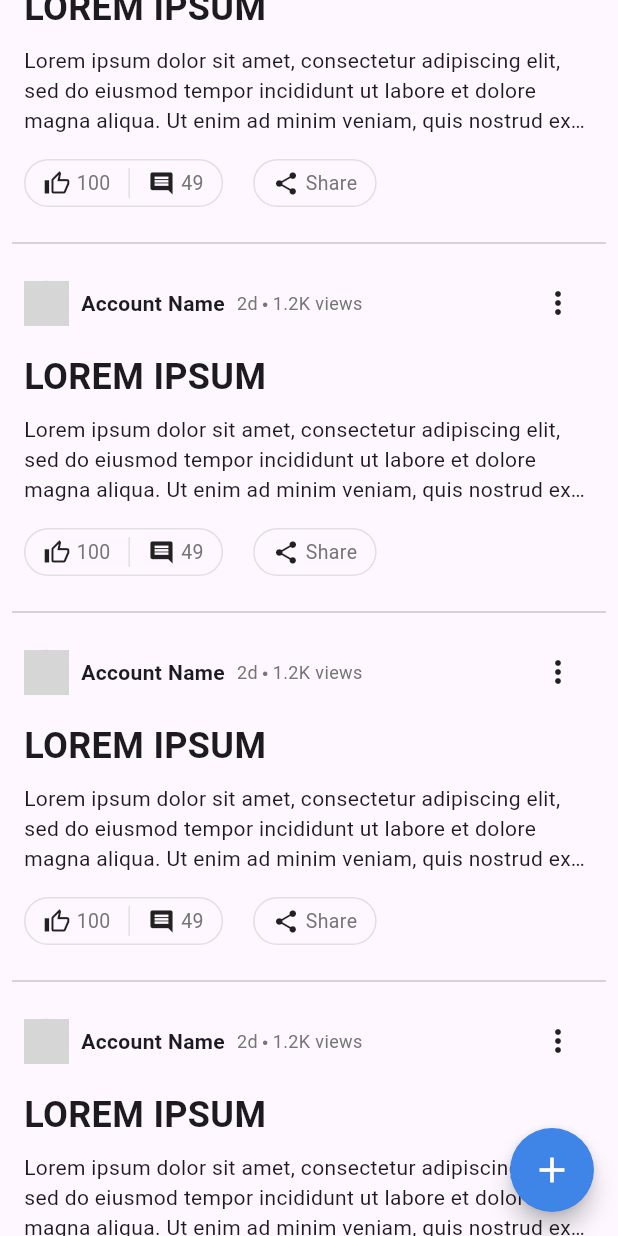
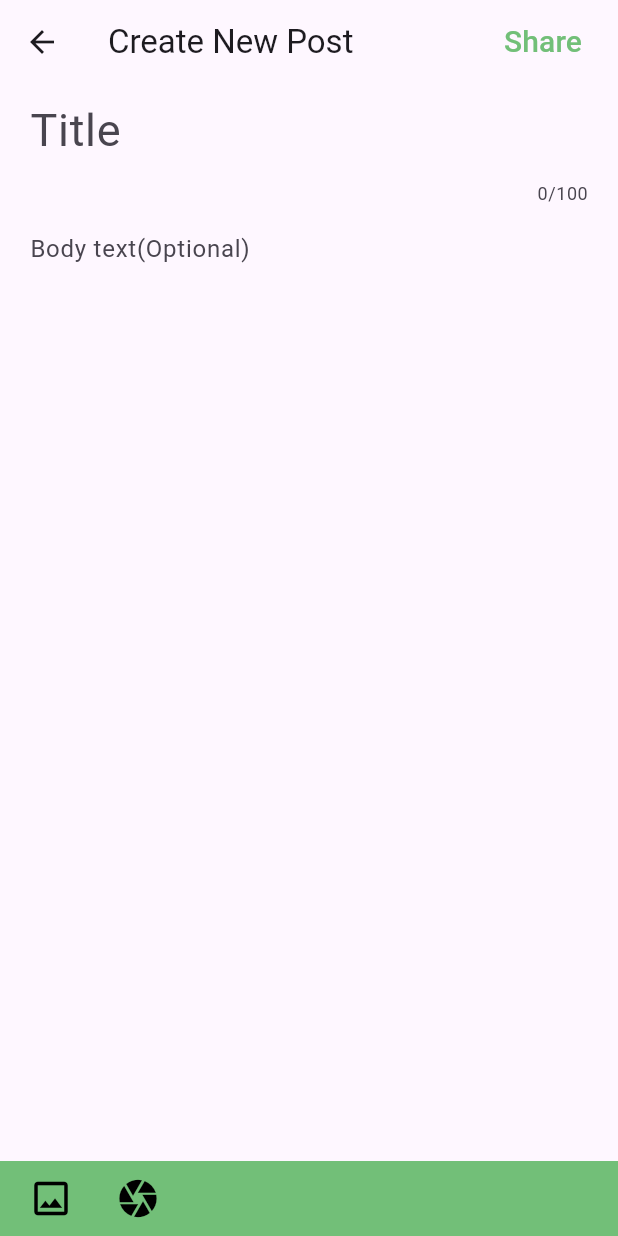
Before and after one commit to brentibanez331/plant-disease-thesis, a Flutter app: the Community screen opened directly, scrolled down 576 dp, after a tap on the "add" icon, on a phone screen of 412 x 824 dp. Run offline on Flutter 3.47's test engine with Material 3 defaults, Android fonts, the phone set to English and light mode, and no system bars; our stand-ins replace firebase_auth, firebase_core, flutter_dotenv, flutter_secure_storage, image_picker; accounts and stored records are empty; network calls fail; grey boxes are pictures that could not be loaded.

Commit message:
:sparkle: add create post file

```diff
--- /dev/null
+++ b/lib/pages/add_post.dart
@@ -0,0 +1,110 @@
+import 'package:flutter/material.dart';
+import "package:thesis/utils/colors.dart";
+
+class AddPost extends StatefulWidget {
+  const AddPost({super.key});
+
+  @override
+  _AddPostState createState() => _AddPostState();
+}
+
+class _AddPostState extends State<AddPost> {
+  @override
+  bool hasImage = false;
+
+  Widget build(BuildContext context) {
+    return Scaffold(
+      appBar: AppBar(
+        title: const Text('Create New Post'),
+        actions: [
+          TextButton(
+            onPressed: () {
+              debugPrint("Shared");
+              // setState(() {
+              //   hasImage = true;
+              // });
+            },
+            child: Padding(
+              padding: const EdgeInsets.symmetric(horizontal: 12.0),
+              child: Text(
+                "Share",
+                style: TextStyle(fontSize: 20, color: AppColors.secondary),
+              ),
+            ),
+          )
+        ],
+      ),
+      body: Column(
+        children: [
+          Expanded(
+            child: SingleChildScrollView(
+              child: Column(
+                children: [
+                  const Padding(
+                    padding: EdgeInsets.symmetric(horizontal: 20),
+                    child: TextField(
+                      decoration: InputDecoration(
+                          border: InputBorder.none,
+                          hintText: 'Title',
+                          hintStyle: TextStyle(fontSize: 30)),
+                      style: TextStyle(fontSize: 30),
+                      maxLines: null,
+                      maxLength: 100,
+                    ),
+                  ),
+                  if (hasImage) //convert to image
+                    Padding(
+                      padding: EdgeInsets.all(8),
+                      child: Image.asset("img/leafSample.jpeg"),
+                    ),
+                  const SizedBox(height: 5),
+                  const Padding(
+                    padding: EdgeInsets.symmetric(horizontal: 20),
+                    child: TextField(
+                      decoration: InputDecoration(
+                          border: InputBorder.none,
+                          hintText: 'Body text(Optional)'),
+                      maxLines: null,
+                    ),
+                  ),
+                ],
+              ),
+            ),
+          ),
+          Container(
+              color: AppColors.secondary,
+              height: 50,
+              width: double.infinity,
+              child: const Padding(
+                padding: EdgeInsets.symmetric(horizontal: 10),
+                child: Row(
+                  mainAxisAlignment: MainAxisAlignment.start,
+                  crossAxisAlignment: CrossAxisAlignment.center,
+                  children: [
+                    IconButton(
+                      onPressed: null,
+                      icon: Icon(
+                        Icons.image_outlined,
+                        size: 30,
+                        color: Colors.black,
+                      ),
+                    ),
+                    SizedBox(
+                      width: 10,
+                    ),
+                    IconButton(
+                      onPressed: null,
+                      icon: Icon(
+                        Icons.camera,
+                        size: 30,
+                        color: Colors.black,
+                      ),
+                    ),
+                  ],
+                ),
+              )),
+        ],
+      ),
+    );
+  }
+}
--- a/lib/pages/community.dart
+++ b/lib/pages/community.dart
@@ -1,5 +1,6 @@
 import 'package:flutter/material.dart';
 import 'package:thesis/pages/comments.dart';
+import 'package:thesis/pages/add_post.dart';
 
 class Community extends StatefulWidget {
   const Community({super.key});
@@ -18,7 +19,10 @@ class _CommunityState extends State<Community> {
       floatingActionButton: FloatingActionButton(
         shape: const CircleBorder(),
         backgroundColor: const Color.fromARGB(255, 63, 133, 231),
-        onPressed: () {},
+        onPressed: () {
+          Navigator.push(context,
+              MaterialPageRoute(builder: (context) => const AddPost()));
+        },
         child: const Icon(
           Icons.add,
           color: Colors.white,
```
